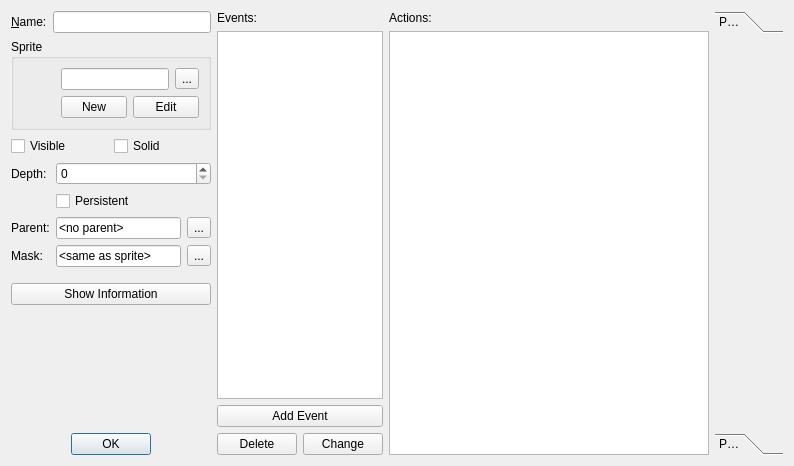
Above: dialogs/objectpropertiesdialog.ui from 0xFEEDC0DE64/QtGameMaker before the change. Below: the same form after it.
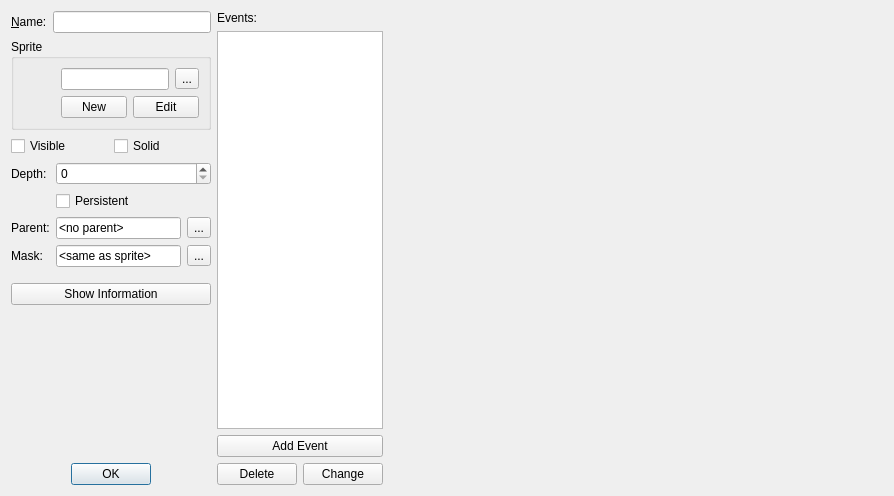
That is the form after the change. Icons and pictures are not drawn. Custom widgets are drawn as their Qt base class.

Commit message: Implemented actions widget and editing functionalities

```diff
--- a/dialogs/objectpropertiesdialog.ui
+++ b/dialogs/objectpropertiesdialog.ui
@@ -6,8 +6,8 @@
    <rect>
     <x>0</x>
     <y>0</y>
-    <width>794</width>
-    <height>466</height>
+    <width>894</width>
+    <height>496</height>
    </rect>
   </property>
   <property name="windowTitle">
@@ -17,7 +17,7 @@
    <iconset resource="../resources.qrc">
     <normaloff>:/qtgameengine/icons/object-file.png</normaloff>:/qtgameengine/icons/object-file.png</iconset>
   </property>
-  <layout class="QHBoxLayout" name="horizontalLayout_4" stretch="0,0,1,0">
+  <layout class="QHBoxLayout" name="horizontalLayout_4" stretch="0,0,1">
    <item>
     <layout class="QVBoxLayout" name="verticalLayout">
      <item>
@@ -355,6 +355,15 @@
          <verstretch>0</verstretch>
         </sizepolicy>
        </property>
+       <property name="contextMenuPolicy">
+        <enum>Qt::CustomContextMenu</enum>
+       </property>
+       <property name="iconSize">
+        <size>
+         <width>16</width>
+         <height>16</height>
+        </size>
+       </property>
       </widget>
      </item>
      <item>
@@ -394,61 +403,18 @@
     </layout>
    </item>
    <item>
-    <layout class="QVBoxLayout" name="verticalLayout_3">
-     <item>
-      <widget class="QLabel" name="labelActions">
-       <property name="text">
-        <string>Actions:</string>
-       </property>
-       <property name="buddy">
-        <cstring>listViewActions</cstring>
-       </property>
-      </widget>
-     </item>
-     <item>
-      <widget class="QListView" name="listViewActions">
-       <property name="toolTip">
-        <string>Drag actions here</string>
-       </property>
-      </widget>
-     </item>
-    </layout>
-   </item>
-   <item>
-    <widget class="QToolBox" name="toolBox">
-     <property name="currentIndex">
-      <number>0</number>
-     </property>
-     <widget class="QWidget" name="page">
-      <property name="geometry">
-       <rect>
-        <x>0</x>
-        <y>0</y>
-        <width>68</width>
-        <height>390</height>
-       </rect>
-      </property>
-      <attribute name="label">
-       <string>Page 1</string>
-      </attribute>
-     </widget>
-     <widget class="QWidget" name="page_2">
-      <property name="geometry">
-       <rect>
-        <x>0</x>
-        <y>0</y>
-        <width>68</width>
-        <height>390</height>
-       </rect>
-      </property>
-      <attribute name="label">
-       <string>Page 2</string>
-      </attribute>
-     </widget>
-    </widget>
+    <widget class="ActionsContainerWidget" name="actionsWidget" native="true"/>
    </item>
   </layout>
  </widget>
+ <customwidgets>
+  <customwidget>
+   <class>ActionsContainerWidget</class>
+   <extends>QWidget</extends>
+   <header>widgets/actionscontainerwidget.h</header>
+   <container>1</container>
+  </customwidget>
+ </customwidgets>
  <resources>
   <include location="../resources.qrc"/>
  </resources>
```
The commit also changes 464 other files.
